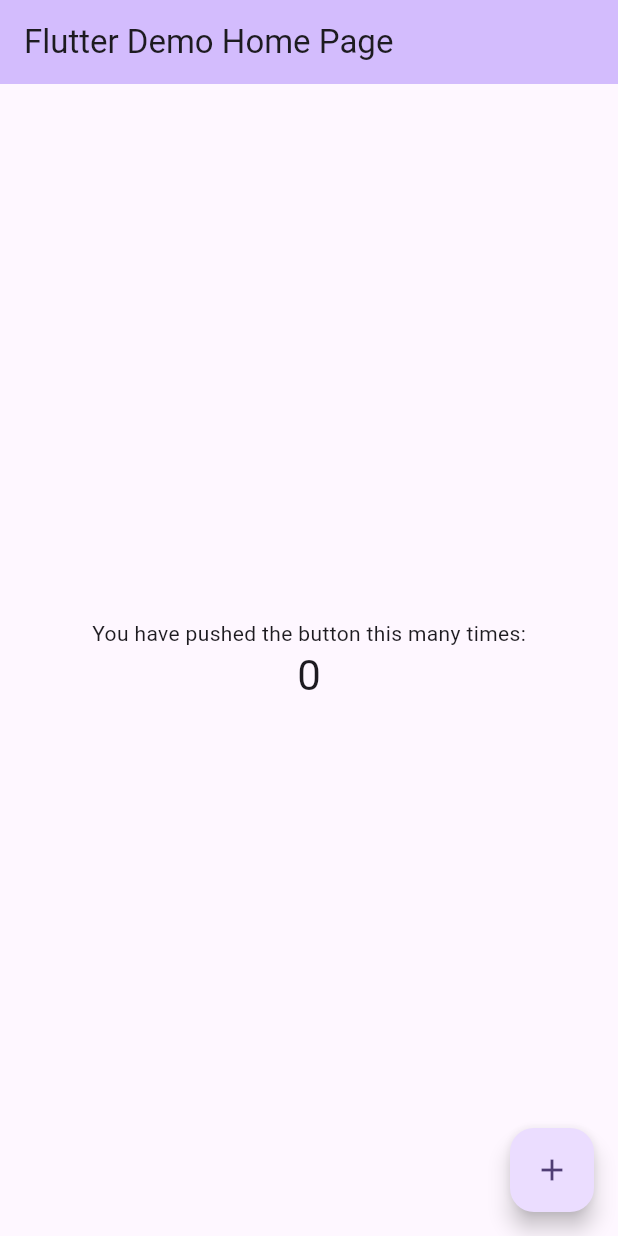
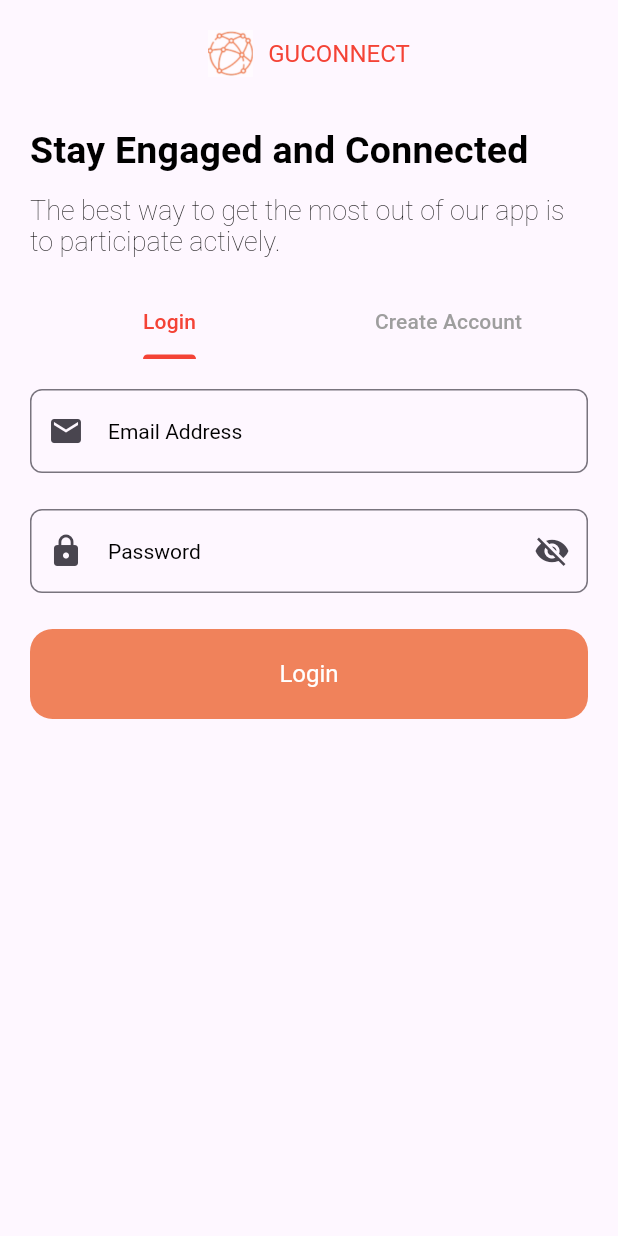
Before and after one commit to BetrandCliff/thuram_app, a Flutter app: the screen it shows after launch, on a phone screen of 412 x 824 dp. Run offline on Flutter 3.47's test engine with Material 3 defaults, Android fonts, the light colour scheme and no system bars; our stand-ins replace flutter_screenutil.

Commit message:
login and signup screen added

```diff
--- /dev/null
+++ b/lib/core/constants/asset-paths.dart
@@ -0,0 +1,6 @@
+import 'package:flutter/material.dart';
+
+class AppImages {
+  static const String logo = "assets/images/logo.png";
+  static const String equation = "assets/images/equation-thuram.png";
+}
--- /dev/null
+++ b/lib/core/constants/colors.dart
@@ -0,0 +1,5 @@
+import 'package:flutter/material.dart';
+
+class AppColors {
+  static Color primaryColor = Color(0xffF0825B);
+}
--- /dev/null
+++ b/lib/core/constants/theme.dart
@@ -0,0 +1,16 @@
+import 'package:flutter/material.dart';
+
+class AppTheme {
+  static ThemeData lightTheme = ThemeData(
+      useMaterial3: true,
+      textTheme: TextTheme(
+          displayMedium: TextStyle(fontSize: 16, color: Color(0xff000000)),
+          displaySmall: TextStyle(
+              fontSize: 14,
+              color: Color(0xff000000),
+              fontWeight: FontWeight.w400),
+          titleMedium: TextStyle(
+              fontSize: 25,
+              color: Color(0xff000000),
+              fontWeight: FontWeight.bold)));
+}
--- /dev/null
+++ b/lib/core/constants/values.dart
@@ -0,0 +1,2 @@
+const double inputBorderRadius = 8.0;
+const double buttonBorderRadius = 15;
--- /dev/null
+++ b/lib/feature/student/login/presentation/login.dart
@@ -0,0 +1,38 @@
+// Login Form Widget
+import 'package:flutter/material.dart';
+
+import '../../../../util/custom-button.dart';
+import '../../../../util/custom-input-form.dart';
+
+class LoginForm extends StatelessWidget {
+  @override
+  Widget build(BuildContext context) {
+    return Container(
+      child: Column(
+        children: [
+          SizedBox(
+            height: 20,
+          ),
+          CustomInputForm(
+            preIcon: Icons.email,
+            hint: "Email Address",
+          ),
+          SizedBox(
+            height: 20,
+          ),
+          CustomInputForm(
+            preIcon: Icons.lock,
+            sufIcon: Icons.visibility_off,
+            hint: "Password",
+          ),
+          SizedBox(
+            height: 20,
+          ),
+          CustomButton(
+            text: 'Login',
+          )
+        ],
+      ),
+    );
+  }
+}
--- /dev/null
+++ b/lib/feature/student/login/presentation/signup.dart
@@ -0,0 +1,54 @@
+// Login Form Widget
+import 'package:flutter/material.dart';
+
+import '../../../../util/custom-button.dart';
+import '../../../../util/custom-input-form.dart';
+
+class SignupForm extends StatelessWidget {
+  @override
+  Widget build(BuildContext context) {
+    return Container(
+      child: Column(
+        children: [
+          SizedBox(
+            height: 20,
+          ),
+          CustomInputForm(
+            preIcon: Icons.email,
+            hint: "Email Address",
+          ),
+          SizedBox(
+            height: 20,
+          ),
+          CustomInputForm(
+            preIcon: Icons.person,
+            // sufIcon: Icons.remove_red_eye,
+            hint: "UserName",
+          ),
+          SizedBox(
+            height: 20,
+          ),
+          CustomInputForm(
+            preIcon: Icons.lock,
+            sufIcon: Icons.visibility_off,
+            hint: "Password",
+          ),
+          SizedBox(
+            height: 20,
+          ),
+          CustomInputForm(
+            preIcon: Icons.lock,
+            sufIcon: Icons.visibility_off,
+            hint: "Confirm Password",
+          ),
+          SizedBox(
+            height: 20,
+          ),
+          CustomButton(
+            text: 'Register',
+          )
+        ],
+      ),
+    );
+  }
+}
--- a/lib/main.dart
+++ b/lib/main.dart
@@ -1,4 +1,7 @@
 import 'package:flutter/material.dart';
+import 'package:flutter_screenutil/flutter_screenutil.dart';
+import 'package:thuram_app/core/constants/theme.dart';
+import 'package:thuram_app/splashscreen.dart';
 
 void main() {
   runApp(const MyApp());
@@ -7,119 +10,21 @@
 class MyApp extends StatelessWidget {
   const MyApp({super.key});
 
-  // This widget is the root of your application.
   @override
   Widget build(BuildContext context) {
-    return MaterialApp(
-      title: 'Flutter Demo',
-      theme: ThemeData(
-        // This is the theme of your application.
-        //
-        // TRY THIS: Try running your application with "flutter run". You'll see
-        // the application has a purple toolbar. Then, without quitting the app,
-        // try changing the seedColor in the colorScheme below to Colors.green
-        // and then invoke "hot reload" (save your changes or press the "hot
-        // reload" button in a Flutter-supported IDE, or press "r" if you used
-        // the command line to start the app).
-        //
-        // Notice that the counter didn't reset back to zero; the application
-        // state is not lost during the reload. To reset the state, use hot
-        // restart instead.
-        //
-        // This works for code too, not just values: Most code changes can be
-        // tested with just a hot reload.
-        colorScheme: ColorScheme.fromSeed(seedColor: Colors.deepPurple),
-        useMaterial3: true,
-      ),
-      home: const MyHomePage(title: 'Flutter Demo Home Page'),
+    return ScreenUtilInit(
+      designSize: const Size(360, 690),
+      minTextAdapt: true,
+      splitScreenMode: true,
+      builder: (_, child) {
+        return MaterialApp(
+          debugShowCheckedModeBanner: false,
+          title: '',
+          theme: AppTheme.lightTheme,
+          home: child,
+        );
+      },
+      child:  SplashScreen(),
     );
   }
 }
-
-class MyHomePage extends StatefulWidget {
-  const MyHomePage({super.key, required this.title});
-
-  // This widget is the home page of your application. It is stateful, meaning
-  // that it has a State object (defined below) that contains fields that affect
-  // how it looks.
-
-  // This class is the configuration for the state. It holds the values (in this
-  // case the title) provided by the parent (in this case the App widget) and
-  // used by the build method of the State. Fields in a Widget subclass are
-  // always marked "final".
-
-  final String title;
-
-  @override
-  State<MyHomePage> createState() => _MyHomePageState();
-}
-
-class _MyHomePageState extends State<MyHomePage> {
-  int _counter = 0;
-
-  void _incrementCounter() {
-    setState(() {
-      // This call to setState tells the Flutter framework that something has
-      // changed in this State, which causes it to rerun the build method below
-      // so that the display can reflect the updated values. If we changed
-      // _counter without calling setState(), then the build method would not be
-      // called again, and so nothing would appear to happen.
-      _counter++;
-    });
-  }
-
-  @override
-  Widget build(BuildContext context) {
-    // This method is rerun every time setState is called, for instance as done
-    // by the _incrementCounter method above.
-    //
-    // The Flutter framework has been optimized to make rerunning build methods
-    // fast, so that you can just rebuild anything that needs updating rather
-    // than having to individually change instances of widgets.
-    return Scaffold(
-      appBar: AppBar(
-        // TRY THIS: Try changing the color here to a specific color (to
-        // Colors.amber, perhaps?) and trigger a hot reload to see the AppBar
-        // change color while the other colors stay the same.
-        backgroundColor: Theme.of(context).colorScheme.inversePrimary,
-        // Here we take the value from the MyHomePage object that was created by
-        // the App.build method, and use it to set our appbar title.
-        title: Text(widget.title),
-      ),
-      body: Center(
-        // Center is a layout widget. It takes a single child and positions it
-        // in the middle of the parent.
-        child: Column(
-          // Column is also a layout widget. It takes a list of children and
-          // arranges them vertically. By default, it sizes itself to fit its
-          // children horizontally, and tries to be as tall as its parent.
-          //
-          // Column has various properties to control how it sizes itself and
-          // how it positions its children. Here we use mainAxisAlignment to
-          // center the children vertically; the main axis here is the vertical
-          // axis because Columns are vertical (the cross axis would be
-          // horizontal).
-          //
-          // TRY THIS: Invoke "debug painting" (choose the "Toggle Debug Paint"
-          // action in the IDE, or press "p" in the console), to see the
-          // wireframe for each widget.
-          mainAxisAlignment: MainAxisAlignment.center,
-          children: <Widget>[
-            const Text(
-              'You have pushed the button this many times:',
-            ),
-            Text(
-              '$_counter',
-              style: Theme.of(context).textTheme.headlineMedium,
-            ),
-          ],
-        ),
-      ),
-      floatingActionButton: FloatingActionButton(
-        onPressed: _incrementCounter,
-        tooltip: 'Increment',
-        child: const Icon(Icons.add),
-      ), // This trailing comma makes auto-formatting nicer for build methods.
-    );
-  }
-}
--- /dev/null
+++ b/lib/mainscreen.dart
@@ -0,0 +1,85 @@
+import 'package:flutter/material.dart';
+import 'package:thuram_app/core/constants/asset-paths.dart';
+
+import 'feature/student/login/presentation/login.dart';
+import 'feature/student/login/presentation/signup.dart';
+
+class MainScreen extends StatelessWidget {
+  const MainScreen({super.key});
+
+  @override
+  Widget build(BuildContext context) {
+    return DefaultTabController(
+      length: 2, // Two tabs: Login & Signup
+      child: SafeArea(
+        child: Scaffold(
+          body: Padding(
+            padding: const EdgeInsets.all(20.0),
+            child: Column(
+              crossAxisAlignment: CrossAxisAlignment.start,
+              children: [
+                Row(
+                  mainAxisAlignment: MainAxisAlignment.center,
+                  children: [
+                    Image.asset(
+                      AppImages.logo, // Replace with AppImages.logo
+                      width: 30,
+                    ),
+                    const SizedBox(width: 10),
+                    Text(
+                      "GUCONNECT",
+                      style: Theme.of(context)
+                          .textTheme
+                          .displayMedium!
+                          .copyWith(color: Colors.red),
+                    ),
+                  ],
+                ),
+                const SizedBox(height: 30),
+                Text(
+                  "Stay Engaged and Connected",
+                  style: Theme.of(context).textTheme.titleMedium!.copyWith(
+                        fontSize: 25,
+                      ),
+                ),
+                const SizedBox(height: 10),
+                Text(
+                  "The best way to get the most out of our app is to participate actively.",
+                  style: Theme.of(context)
+                      .textTheme
+                      .displayMedium!
+                      .copyWith(fontSize: 18, fontWeight: FontWeight.w200),
+                ),
+                const SizedBox(height: 20),
+
+                // TabBar for Login & Signup
+                const TabBar(
+                  labelColor: Colors.red,
+                  unselectedLabelColor: Colors.grey,
+                  indicatorColor: Colors.red,
+                  dividerColor: Colors.transparent,
+                  tabs: [
+                    Tab(
+                      text: "Login",
+                    ),
+                    Tab(text: "Create Account"),
+                  ],
+                ),
+
+                // Expanded TabBarView
+                Expanded(
+                  child: TabBarView(
+                    children: [
+                      LoginForm(),
+                      SignupForm(),
+                    ],
+                  ),
+                ),
+              ],
+            ),
+          ),
+        ),
+      ),
+    );
+  }
+}
--- /dev/null
+++ b/lib/splashscreen.dart
@@ -0,0 +1,59 @@
+import 'dart:async';
+import 'package:flutter/material.dart';
+
+import 'core/constants/asset-paths.dart';
+import 'mainscreen.dart';
+
+class SplashScreen extends StatefulWidget {
+  @override
+  _SplashScreenState createState() => _SplashScreenState();
+}
+
+class _SplashScreenState extends State<SplashScreen> {
+  double _opacity = 0.0;
+
+  @override
+  void initState() {
+    super.initState();
+
+    // Fade in animation
+    Future.delayed(const Duration(milliseconds: 500), () {
+      setState(() {
+        _opacity = 1.0;
+      });
+    });
+
+    // Navigate to main screen after 3 seconds
+    Timer(Duration(seconds: 3), () {
+      Navigator.pushReplacement(
+          context, MaterialPageRoute(builder: (context) => const MainScreen()));
+    });
+  }
+
+  @override
+  Widget build(BuildContext context) {
+    return Scaffold(
+      backgroundColor: Colors.white,
+      body: Center(
+        child: AnimatedOpacity(
+          opacity: _opacity,
+          duration: const Duration(seconds: 2),
+          child: Column(
+            mainAxisAlignment: MainAxisAlignment.center,
+            crossAxisAlignment: CrossAxisAlignment.center,
+            children: [
+              Text(
+                "GUConnects",
+                style: Theme.of(context)
+                    .textTheme
+                    .displayMedium!
+                    .copyWith(color: Colors.red),
+              ),
+              Image.asset(AppImages.logo, width: 150),
+            ],
+          ), // Replace with your logo
+        ),
+      ),
+    );
+  }
+}
--- /dev/null
+++ b/lib/util/custom-button.dart
@@ -0,0 +1,28 @@
+import 'package:flutter/material.dart';
+import 'package:thuram_app/core/constants/colors.dart';
+import 'package:thuram_app/core/constants/values.dart';
+
+class CustomButton extends StatelessWidget {
+  const CustomButton({super.key, required this.text});
+  final String text;
+  @override
+  Widget build(BuildContext context) {
+    return Container(
+      height: 60,
+      width: double.infinity,
+      decoration: BoxDecoration(
+        borderRadius: BorderRadius.circular(buttonBorderRadius),
+        color: AppColors.primaryColor,
+      ),
+      child: Center(
+        child: Text(
+          text,
+          style: Theme.of(context)
+              .textTheme
+              .displayMedium!
+              .copyWith(color: Colors.white),
+        ),
+      ),
+    );
+  }
+}
--- /dev/null
+++ b/lib/util/custom-input-form.dart
@@ -0,0 +1,24 @@
+import 'package:flutter/material.dart';
+import 'package:thuram_app/core/constants/values.dart';
+
+class CustomInputForm extends StatelessWidget {
+  const CustomInputForm({super.key, required this.preIcon,this.sufIcon, required this.hint });
+  final IconData preIcon;
+  final IconData? sufIcon;
+  final String hint;
+  @override
+  Widget build(BuildContext context) {
+    return Container(
+        height: 60,
+        width: double.infinity,
+        child: TextField(
+          decoration: InputDecoration(
+            hintText:hint ,
+            hintStyle: Theme.of(context).textTheme.displaySmall,
+              prefixIcon: Icon(preIcon),
+              suffixIcon: Icon(sufIcon),
+              border: OutlineInputBorder(
+                  borderRadius: BorderRadius.circular(inputBorderRadius))),
+        ));
+  }
+}
--- a/pubspec.yaml
+++ b/pubspec.yaml
@@ -35,6 +35,7 @@ dependencies:
   # The following adds the Cupertino Icons font to your application.
   # Use with the CupertinoIcons class for iOS style icons.
   cupertino_icons: ^1.0.8
+  flutter_screenutil: ^5.9.3
 
 dev_dependencies:
   flutter_test:
@@ -59,8 +60,8 @@ flutter:
   uses-material-design: true
 
   # To add assets to your application, add an assets section, like this:
-  # assets:
-  #   - images/a_dot_burr.jpeg
+  assets:
+    - assets/images/
   #   - images/a_dot_ham.jpeg
 
   # An image asset can refer to one or more resolution-specific "variants", see
```
Also changed, not shown: assets/images/equation-thuram.png (added), assets/images/logo.png (added), pubspec.lock.
